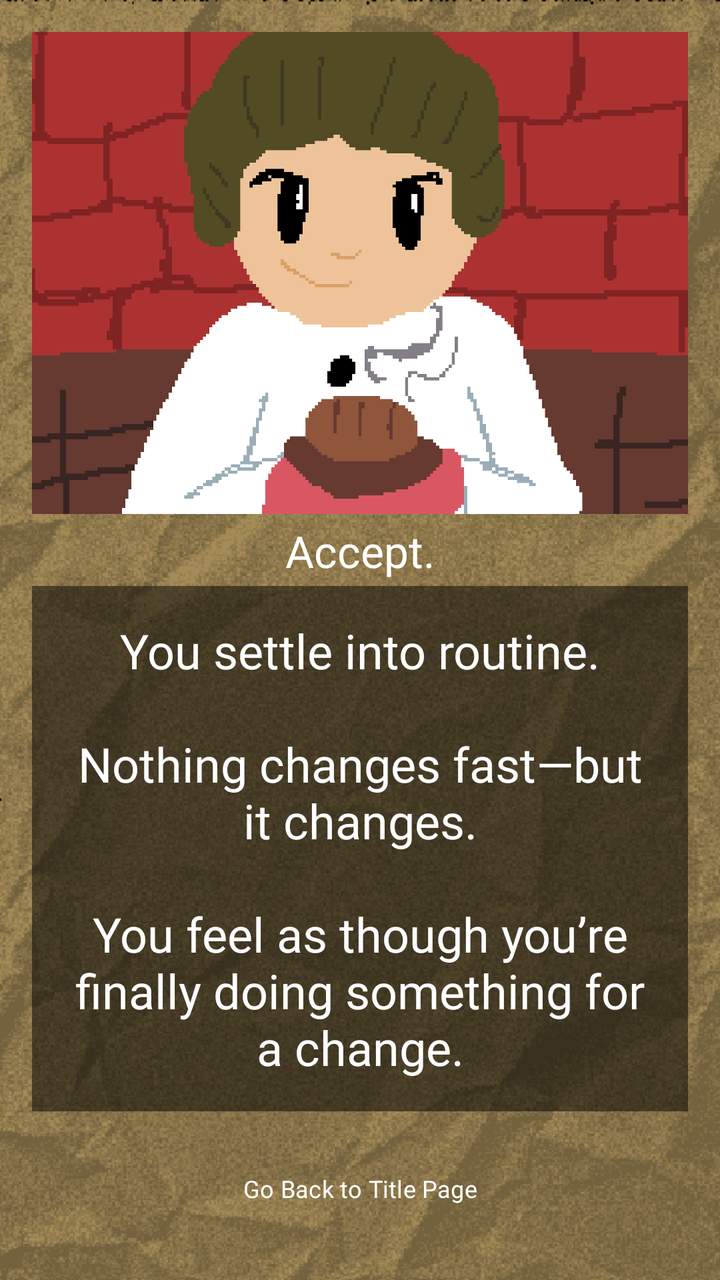
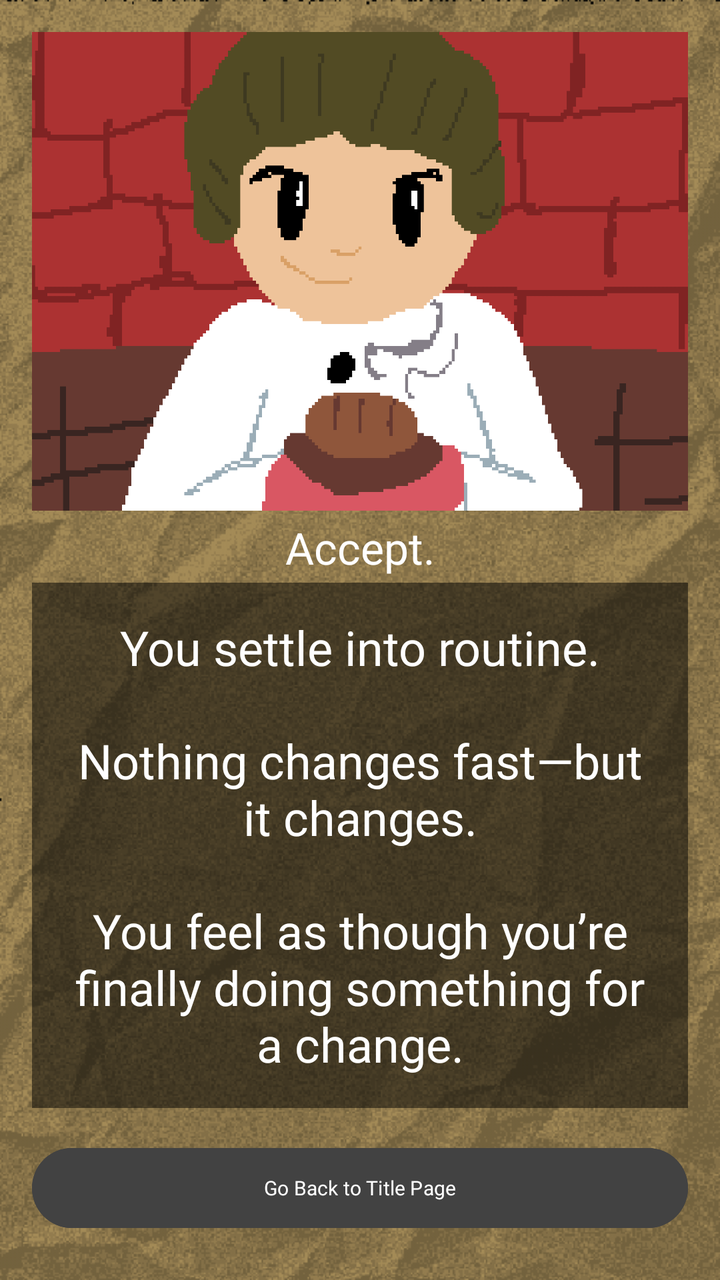

An Android layout rendered at two revisions. The XML below is the earlier revision; the diff shows what the commit changed to produce the second picture.
<!-- AndroidManifest.xml: application theme Theme.ChoiceQuest -->
<!-- res/layout/activity_page2_2_2_1_1.xml -->
<?xml version="1.0" encoding="utf-8"?>
<LinearLayout xmlns:android="http://schemas.android.com/apk/res/android"
    xmlns:app="http://schemas.android.com/apk/res-auto"
    xmlns:tools="http://schemas.android.com/tools"
    android:layout_width="match_parent"
    android:layout_height="match_parent"
    android:id="@+id/page2_2_2_1_1"
    android:background="@drawable/papertexture_"
    android:backgroundTint="#f8e7c2"
    android:backgroundTintMode="multiply"
    android:gravity="center"
    android:orientation="vertical"
    android:padding="16dp"
    tools:context=".Page2_2_2_1_1">

    <View
        android:layout_width="match_parent"
        android:layout_height="0dp"
        android:layout_weight="1"/>

    <ImageView
        android:id="@+id/imageView"
        android:layout_width="412dp"
        android:layout_height="250dp"
        android:src="@drawable/page2_2_2_1_1"/>

    <View
        android:layout_width="match_parent"
        android:layout_height="1dp"
        android:layout_weight="0.1"/>
    <TextView
        android:layout_width="match_parent"
        android:layout_height="35dp"
        android:gravity="center"
        android:fontFamily="@font/pixelspace"
        android:textSize="22sp"
        android:text="Accept."
        android:textColor="@color/white"/>

    <TextView
        android:layout_width="match_parent"
        android:layout_height="wrap_content"
        android:id="@+id/tv_page2_2_2_1_1"
        android:layout_marginBottom="16dp"
        android:background="#80000000"
        android:fontFamily="@font/pixelgame_font"
        android:gravity="center"
        android:padding="16dp"
        android:text="You settle into routine.\n\nNothing changes fast—but it changes.\n\nYou feel as though you’re finally doing something for a change."
        android:textColor="@color/white"
        android:textSize="24sp" />

    <View
        android:layout_width="match_parent"
        android:layout_height="1dp"
        android:layout_weight="0.5"/>

    <Button
        android:id="@+id/btnLeaveTell"
        android:layout_width="410dp"
        android:layout_height="45dp"
        android:layout_marginBottom="16dp"
        android:background="@android:color/transparent"
        android:fontFamily="@font/quest_font"
        android:text="Go Back to Title Page"
        android:textSize="12sp"
        android:onClick="title19"/>

    <View
        android:layout_width="match_parent"
        android:layout_height="1dp"
        android:layout_weight="1"/>

</LinearLayout>
<!-- resources referenced by this layout -->
<resources>
  <color name="white">#FFFFFF</color>
  <!-- drawable page2_2_2_1_1: png bitmap (drawable, 23636 bytes) -->
  <!-- drawable papertexture_: png bitmap (drawable, 156948 bytes) -->
  <style name="Theme.ChoiceQuest" parent="Base.Theme.ChoiceQuest" />
  <style name="Base.Theme.ChoiceQuest" parent="Theme.Material3.DayNight.NoActionBar">
          
          
      </style>
</resources>

<!-- the commit's change to res/layout/activity_page2_2_2_1_1.xml (unified diff, before → after) -->
@@ -57,13 +57,14 @@
 
     <Button
         android:id="@+id/btnLeaveTell"
-        android:layout_width="410dp"
-        android:layout_height="45dp"
+        android:layout_width="match_parent"
+        android:layout_height="wrap_content"
         android:layout_marginBottom="16dp"
-        android:background="@android:color/transparent"
+        android:textSize="10sp"
+        android:textColor="@color/white"
+        android:backgroundTint="@color/cardview_dark_background"
         android:fontFamily="@font/quest_font"
         android:text="Go Back to Title Page"
-        android:textSize="12sp"
         android:onClick="title19"/>
 
     <View
